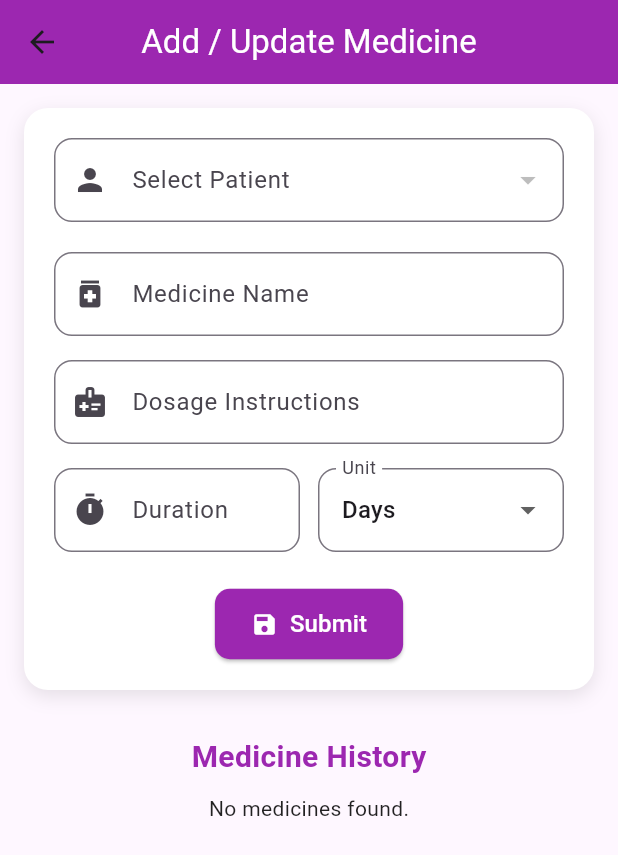
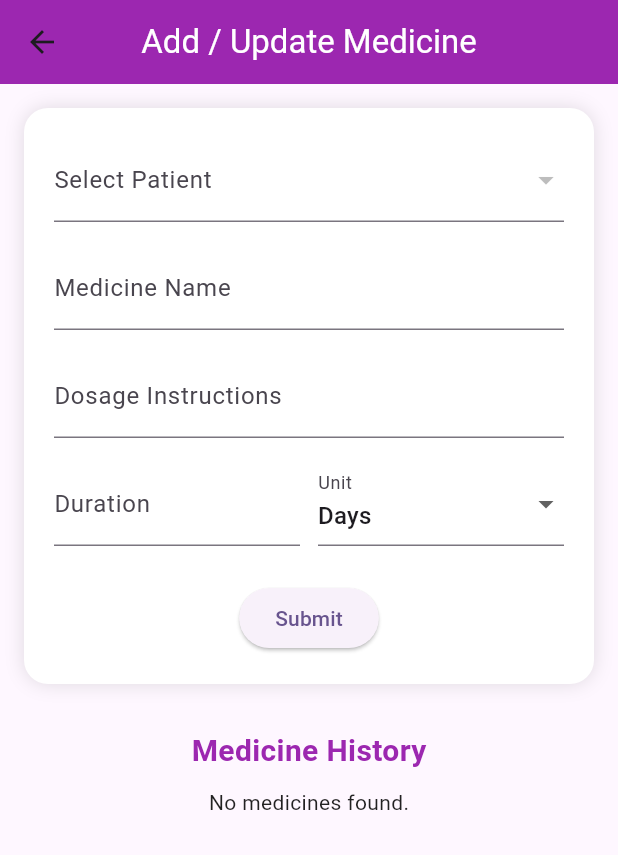
Before and after one commit to 1rexv/pc-bt-heal, a Flutter app: the AddUpdateMedicinePage screen opened directly, on a phone screen of 412 x 824 dp. Shown: the top 855 px of the screen. Run offline on Flutter 3.47's test engine with Material 3 defaults, Android fonts, the phone set to English and light mode, and no system bars; our stand-ins replace file_picker, firebase_auth, firebase_core, firebase_database, firebase_messaging, firebase_storage and 4 more; missing offline and left inert: jitsi_meet_flutter_sdk; accounts and stored records are empty.

Commit message:
Update AddUpdateMedicinePage.dart

```diff
--- a/lib/AddUpdateMedicinePage.dart
+++ b/lib/AddUpdateMedicinePage.dart
@@ -28,6 +28,53 @@ class _AddUpdateMedicinePageState extends State<AddUpdateMedicinePage> {
   List<Map<String, dynamic>> _patients = [];
   List<Map<String, dynamic>> _medicineHistory = [];
 
+  // 🌍 Translation helper
+  late bool isArabic;
+
+  String t(String key) {
+    const map = {
+      'title': {'en': 'Add / Update Medicine', 'ar': 'إضافة / تعديل دواء'},
+      'selectPatient': {'en': 'Select Patient', 'ar': 'اختر المريض'},
+      'medicineName': {'en': 'Medicine Name', 'ar': 'اسم الدواء'},
+      'dosage': {'en': 'Dosage Instructions', 'ar': 'تعليمات الجرعة'},
+      'duration': {'en': 'Duration', 'ar': 'المدة'},
+      'unit': {'en': 'Unit', 'ar': 'الوحدة'},
+      'days': {'en': 'Days', 'ar': 'أيام'},
+      'weeks': {'en': 'Weeks', 'ar': 'أسابيع'},
+      'months': {'en': 'Months', 'ar': 'أشهر'},
+      'submit': {'en': 'Submit', 'ar': 'حفظ'},
+      'update': {'en': 'Update', 'ar': 'تحديث'},
+      'history': {'en': 'Medicine History', 'ar': 'سجل الأدوية'},
+      'noData': {'en': 'No medicines found.', 'ar': 'لا توجد أدوية'},
+      'patient': {'en': 'Patient', 'ar': 'المريض'},
+      'durationLabel': {'en': 'Duration', 'ar': 'المدة'},
+      'dosageLabel': {'en': 'Dosage', 'ar': 'الجرعة'},
+      'fillAll': {
+        'en': 'Please fill in all required fields',
+        'ar': 'يرجى تعبئة جميع الحقول'
+      },
+      'added': {
+        'en': 'Medicine added successfully!',
+        'ar': 'تمت إضافة الدواء بنجاح'
+      },
+      'updated': {
+        'en': 'Medicine updated successfully!',
+        'ar': 'تم تحديث الدواء بنجاح'
+      },
+      'deleted': {
+        'en': 'Medicine deleted successfully!',
+        'ar': 'تم حذف الدواء'
+      },
+    };
+    return map[key]![isArabic ? 'ar' : 'en']!;
+  }
+
+  @override
+  void didChangeDependencies() {
+    super.didChangeDependencies();
+    isArabic = Localizations.localeOf(context).languageCode == 'ar';
+  }
+
   @override
   void initState() {
     super.initState();
@@ -54,9 +101,11 @@ class _AddUpdateMedicinePageState extends State<AddUpdateMedicinePage> {
     final Map<String, Map<String, dynamic>> uniquePatients = {};
 
     for (var appointment in doctorAppointments) {
-      final email = (appointment['patientEmail'] ?? '').toString();
-      final name = (appointment['patientName'] ?? 'Unknown').toString();
-      uniquePatients[email] = {'email': email, 'name': name};
+      final email = appointment['patientEmail'];
+      uniquePatients[email] = {
+        'email': email,
+        'name': appointment['patientName'] ?? 'Unknown'
+      };
     }
 
     setState(() {
@@ -72,382 +121,187 @@ class _AddUpdateMedicinePageState extends State<AddUpdateMedicinePage> {
     if (!snapshot.exists) return;
 
     final data = Map<String, dynamic>.from(snapshot.value as Map);
-    final doctorMeds = data.entries
-        .map((e) {
-      final med = Map<String, dynamic>.from(e.value);
-      med['key'] = e.key;
-      return med;
-    })
-        .where((m) => (m['doctorEmail'] ?? '') == doctor.email)
-        .toList();
 
     setState(() {
-      _medicineHistory = doctorMeds;
+      _medicineHistory = data.entries
+          .map((e) => {...Map<String, dynamic>.from(e.value), 'key': e.key})
+          .where((m) => m['doctorEmail'] == doctor.email)
+          .toList();
     });
   }
 
-  // 🔔 Notification writer
-  Future<void> _sendMedicineNotification({
-    required String patientEmail,
-    required String patientName,
-    required String doctorName,
-    required String medicineName,
-    required bool isUpdate,
-  }) async {
-    try {
-      final ref = _notificationsRef.push();
-      await ref.set({
-        'patientEmail': patientEmail,
-        'patientName': patientName,
-        'doctorName': doctorName,
-        'medicineName': medicineName,
-        'type': isUpdate ? 'medicine_updated' : 'medicine_added',
-        'title':
-        isUpdate ? 'Your medicine was updated' : 'New medicine added for you',
-        'body': isUpdate
-            ? 'Dr. $doctorName updated your medicine: $medicineName.'
-            : 'Dr. $doctorName added a new medicine: $medicineName.',
-        'createdAt': ServerValue.timestamp,
-        'read': false,
-      });
-    } catch (e) {
-      debugPrint('Notification error: $e');
-    }
-  }
-
   Future<void> _submitMedicineDetails() async {
-    final name = _nameController.text.trim();
-    final dosage = _dosageController.text.trim();
-    final durationValue = _durationController.text.trim();
-
     if (_selectedPatient == null ||
-        name.isEmpty ||
-        dosage.isEmpty ||
-        durationValue.isEmpty) {
-      ScaffoldMessenger.of(context).showSnackBar(
-        const SnackBar(content: Text('Please fill in all required fields')),
-      );
+        _nameController.text.isEmpty ||
+        _dosageController.text.isEmpty ||
+        _durationController.text.isEmpty) {
+      ScaffoldMessenger.of(context)
+          .showSnackBar(SnackBar(content: Text(t('fillAll'))));
       return;
     }
 
-    final doctor = FirebaseAuth.instance.currentUser;
-    if (doctor == null) {
-      ScaffoldMessenger.of(context).showSnackBar(
-        const SnackBar(content: Text('Please login as doctor first')),
-      );
-      return;
+    final doctor = FirebaseAuth.instance.currentUser!;
+    final isEdit = _editingMedicineId != null;
+
+    final data = {
+      'doctorEmail': doctor.email,
+      'doctorName': doctor.displayName ?? '',
+      'patientEmail': _selectedPatient!['email'],
+      'patientName': _selectedPatient!['name'],
+      'name': _nameController.text,
+      'dosage': _dosageController.text,
+      'duration': _durationController.text,
+      'durationType': _durationType,
+      'timestamp': DateTime.now().toIso8601String(),
+    };
+
+    if (isEdit) {
+      await _medicinesRef.child(_editingMedicineId!).update(data);
+      ScaffoldMessenger.of(context)
+          .showSnackBar(SnackBar(content: Text(t('updated'))));
+    } else {
+      await _medicinesRef.push().set(data);
+      ScaffoldMessenger.of(context)
+          .showSnackBar(SnackBar(content: Text(t('added'))));
     }
 
-    final patientEmail = _selectedPatient!['email'] as String;
-    final patientName = _selectedPatient!['name'] as String;
-    final doctorName = doctor.displayName ?? 'Your doctor';
-
-    if (_editingMedicineId != null) {
-      // UPDATE
-      await _medicinesRef.child(_editingMedicineId!).update({
-        'name': name,
-        'dosage': dosage,
-        'duration': durationValue,
-        'durationType': _durationType,
-        'timestamp': DateTime.now().toIso8601String(),
-      });
-
-      await _sendMedicineNotification(
-        patientEmail: patientEmail,
-        patientName: patientName,
-        doctorName: doctorName,
-        medicineName: name,
-        isUpdate: true,
-      );
-
-      ScaffoldMessenger.of(context).showSnackBar(
-        const SnackBar(content: Text('Medicine updated successfully!')),
-      );
-      _editingMedicineId = null;
-    } else {
-      // ADD NEW
-      final newMedRef = _medicinesRef.push();
-      await newMedRef.set({
-        'medicineId': newMedRef.key,
-        'doctorEmail': doctor.email,
-        'doctorName': doctor.displayName ?? '',
-        'patientEmail': patientEmail,
-        'patientName': patientName,
-        'name': name,
-        'dosage': dosage,
-        'duration': durationValue,
-        'durationType': _durationType,
-        'timestamp': DateTime.now().toIso8601String(),
-      });
-
-      await _sendMedicineNotification(
-        patientEmail: patientEmail,
-        patientName: patientName,
-        doctorName: doctorName,
-        medicineName: name,
-        isUpdate: false,
-      );
-
-      ScaffoldMessenger.of(context).showSnackBar(
-        const SnackBar(content: Text('Medicine added successfully!')),
-      );
-    }
-
-    // Clear form
     _nameController.clear();
     _dosageController.clear();
     _durationController.clear();
-    setState(() {
-      _durationType = 'Days';
+    _editingMedicineId = null;
     _selectedPatient = null;
-    });
 
-    await _loadMedicineHistory();
+    _loadMedicineHistory();
   }
 
   Future<void> _deleteMedicine(String id) async {
     await _medicinesRef.child(id).remove();
-    ScaffoldMessenger.of(context).showSnackBar(
-      const SnackBar(content: Text('Medicine deleted successfully!')),
-    );
-    await _loadMedicineHistory();
+    ScaffoldMessenger.of(context)
+        .showSnackBar(SnackBar(content: Text(t('deleted'))));
+    _loadMedicineHistory();
   }
 
   void _editMedicine(Map<String, dynamic> med) {
-    final medPatientEmail = (med['patientEmail'] ?? '') as String;
-
-    // 🔎 try to find the exact patient object from _patients list
-    Map<String, dynamic>? matchedPatient;
-    try {
-      matchedPatient =
-          _patients.firstWhere((p) => p['email'] == medPatientEmail);
-    } catch (_) {
-      matchedPatient = null; // if not found, dropdown will show empty
-    }
-
     setState(() {
       _editingMedicineId = med['key'];
-      _nameController.text = med['name'] ?? '';
-      _dosageController.text = med['dosage'] ?? '';
-      _durationController.text = med['duration'] ?? '';
-      _durationType = med['durationType'] ?? 'Days';
-      _selectedPatient = matchedPatient;
+      _nameController.text = med['name'];
+      _dosageController.text = med['dosage'];
+      _durationController.text = med['duration'];
+      _durationType = med['durationType'];
+      _selectedPatient =
+          _patients.firstWhere((p) => p['email'] == med['patientEmail']);
     });
   }
 
   @override
   Widget build(BuildContext context) {
-    return Scaffold(
+    return Directionality(
+      textDirection: isArabic ? TextDirection.rtl : TextDirection.ltr,
+      child: Scaffold(
         appBar: AppBar(
-        title: const Text('Add / Update Medicine',
-            style: TextStyle(color: Colors.white)),
+          title: Text(t('title'), style: const TextStyle(color: Colors.white)),
           backgroundColor: Colors.purple,
           centerTitle: true,
         ),
         body: SingleChildScrollView(
           padding: const EdgeInsets.all(16),
-        child: Column(
-          children: [
-            // Form card
-            Container(
+          child: Column(children: [
+            _buildForm(),
+            const SizedBox(height: 30),
+            Text(t('history'),
+                style: const TextStyle(
+                    fontSize: 20,
+                    fontWeight: FontWeight.bold,
+                    color: Colors.purple)),
+            const SizedBox(height: 10),
+            _medicineHistory.isEmpty
+                ? Text(t('noData'))
+                : _buildHistory()
+          ]),
+        ),
+      ),
+    );
+  }
+
+  Widget _buildForm() {
+    return Container(
       padding: const EdgeInsets.all(20),
       decoration: BoxDecoration(
           color: Colors.white,
           borderRadius: BorderRadius.circular(16),
-                boxShadow: [
-                  BoxShadow(
-                    color: Colors.black.withOpacity(0.1),
-                    blurRadius: 10,
-                    offset: const Offset(0, 4),
-                  )
-                ],
+          boxShadow: const [
+            BoxShadow(color: Colors.black12, blurRadius: 10)
+          ]),
+      child: Column(children: [
+        DropdownButtonFormField<Map<String, dynamic>>(
+          value: _selectedPatient,
+          decoration: InputDecoration(labelText: t('selectPatient')),
+          items: _patients
+              .map((p) =>
+              DropdownMenuItem(value: p, child: Text(p['name'])))
+              .toList(),
+          onChanged: (v) => setState(() => _selectedPatient = v),
         ),
-              child: Column(
-                children: [
-                  // 👩‍⚕️ Patient dropdown
-                  DropdownButtonFormField<Map<String, dynamic>>(
-                    value: _patients
-                        .any((p) => identical(p, _selectedPatient))
-                        ? _selectedPatient
-                        : null,
-                    decoration: InputDecoration(
-                      labelText: 'Select Patient',
-                      prefixIcon: const Icon(Icons.person),
-                      border: OutlineInputBorder(
-                        borderRadius: BorderRadius.circular(12),
-                      ),
-                    ),
-                    items: _patients.map((p) {
-                      return DropdownMenuItem<Map<String, dynamic>>(
-                        value: p,
-                        child: Text(p['name']),
-                      );
-                    }).toList(),
-                    onChanged: (val) => setState(() => _selectedPatient = val),
-                  ),
-                  const SizedBox(height: 20),
-
-                  // Medicine name
+        const SizedBox(height: 16),
         TextField(
             controller: _nameController,
-                    decoration: InputDecoration(
-                      labelText: 'Medicine Name',
-                      prefixIcon: const Icon(Icons.medication),
-                      border: OutlineInputBorder(
-                        borderRadius: BorderRadius.circular(12),
-                      ),
-                    ),
-                  ),
+            decoration: InputDecoration(labelText: t('medicineName'))),
         const SizedBox(height: 16),
-
-                  // Dosage
         TextField(
             controller: _dosageController,
-                    decoration: InputDecoration(
-                      labelText: 'Dosage Instructions',
-                      prefixIcon: const Icon(Icons.medical_information),
-                      border: OutlineInputBorder(
-                        borderRadius: BorderRadius.circular(12),
-                      ),
-                    ),
-                  ),
+            decoration: InputDecoration(labelText: t('dosage'))),
         const SizedBox(height: 16),
-
-                  // Duration + unit
-                  Row(
-                    children: [
+        Row(children: [
           Expanded(
-                        flex: 2,
             child: TextField(
                 controller: _durationController,
-                          keyboardType: TextInputType.number,
-                          decoration: InputDecoration(
-                            labelText: 'Duration',
-                            prefixIcon: const Icon(Icons.timer),
-                            border: OutlineInputBorder(
-                              borderRadius: BorderRadius.circular(12),
-                            ),
-                          ),
-                        ),
+                decoration: InputDecoration(labelText: t('duration'))),
           ),
           const SizedBox(width: 12),
           Expanded(
-                        flex: 2,
             child: DropdownButtonFormField<String>(
               value: _durationType,
-                          decoration: InputDecoration(
-                            labelText: 'Unit',
-                            border: OutlineInputBorder(
-                              borderRadius: BorderRadius.circular(12),
+              decoration: InputDecoration(labelText: t('unit')),
+              items: ['Days', 'Weeks', 'Months']
+                  .map((e) =>
+                  DropdownMenuItem(value: e, child: Text(t(e.toLowerCase()))))
+                  .toList(),
+              onChanged: (v) => setState(() => _durationType = v!),
             ),
-                          ),
-                          items: const [
-                            DropdownMenuItem(
-                                value: 'Days', child: Text('Days')),
-                            DropdownMenuItem(
-                                value: 'Weeks', child: Text('Weeks')),
-                            DropdownMenuItem(
-                                value: 'Months', child: Text('Months')),
-                          ],
-                          onChanged: (val) {
-                            if (val != null) {
-                              setState(() => _durationType = val);
+          )
+        ]),
+        const SizedBox(height: 24),
+        ElevatedButton(
+          onPressed: _submitMedicineDetails,
+          child: Text(_editingMedicineId == null ? t('submit') : t('update')),
+        )
+      ]),
+    );
   }
-                          },
-                        ),
-                      ),
-                    ],
-                  ),
-                  const SizedBox(height: 24),
 
-                  // Submit / Update button
-                  ElevatedButton.icon(
-                    style: ElevatedButton.styleFrom(
-                      backgroundColor: Colors.purple,
-                      foregroundColor: Colors.white,
-                      padding: const EdgeInsets.symmetric(
-                          horizontal: 24, vertical: 12),
-                      shape: RoundedRectangleBorder(
-                        borderRadius: BorderRadius.circular(10),
-                      ),
-                    ),
-                    icon: Icon(
-                        _editingMedicineId == null ? Icons.save : Icons.update),
-                    label: Text(
-                      _editingMedicineId == null ? 'Submit' : 'Update',
-                      style: const TextStyle(fontSize: 16),
-                    ),
-                    onPressed: _submitMedicineDetails,
-                  ),
-                ],
-              ),
-            ),
-
-            const SizedBox(height: 30),
-
-            // History title
-            const Text(
-              "Medicine History",
-              style: TextStyle(
-                fontSize: 20,
-                fontWeight: FontWeight.bold,
-                color: Colors.purple,
-              ),
-            ),
-            const SizedBox(height: 10),
-
-            // History list
-            _medicineHistory.isEmpty
-                ? const Text("No medicines found.")
-                : ListView.builder(
+  Widget _buildHistory() {
+    return ListView.builder(
       shrinkWrap: true,
       physics: const NeverScrollableScrollPhysics(),
       itemCount: _medicineHistory.length,
-              itemBuilder: (context, index) {
-                final med = _medicineHistory[index];
+      itemBuilder: (_, i) {
+        final m = _medicineHistory[i];
         return Card(
-                  margin: const EdgeInsets.symmetric(vertical: 8),
-                  shape: RoundedRectangleBorder(
-                    borderRadius: BorderRadius.circular(12),
-                  ),
-                  elevation: 4,
           child: ListTile(
-                    title: Text(
-                      med['name'] ?? 'Unnamed Medicine',
-                      style: const TextStyle(
-                        fontWeight: FontWeight.bold,
-                        color: Colors.purple,
-                      ),
-                    ),
+            title: Text(m['name'], style: const TextStyle(color: Colors.purple)),
             subtitle: Text(
-                      "Patient: ${med['patientName']}\n"
-                          "Dosage: ${med['dosage']}\n"
-                          "Duration: ${med['duration']} ${med['durationType']}",
-                    ),
-                    isThreeLine: true,
-                    trailing: Wrap(
-                      spacing: 8,
-                      children: [
+                "${t('patient')}: ${m['patientName']}\n${t('dosageLabel')}: ${m['dosage']}\n${t('durationLabel')}: ${m['duration']} ${t(m['durationType'].toLowerCase())}"),
+            trailing: Wrap(children: [
               IconButton(
-                          icon: const Icon(Icons.edit,
-                              color: Colors.green),
-                          onPressed: () => _editMedicine(med),
-                        ),
+                  icon: const Icon(Icons.edit, color: Colors.green),
+                  onPressed: () => _editMedicine(m)),
               IconButton(
-                          icon: const Icon(Icons.delete,
-                              color: Colors.red),
-                          onPressed: () =>
-                              _deleteMedicine(med['key'] as String),
-                        ),
-                      ],
-                    ),
+                  icon: const Icon(Icons.delete, color: Colors.red),
+                  onPressed: () => _deleteMedicine(m['key']))
+            ]),
           ),
         );
       },
-            ),
-          ],
-        ),
-      ),
     );
   }
 }
```
Lines whose indentation alone changed are shown as unchanged.
